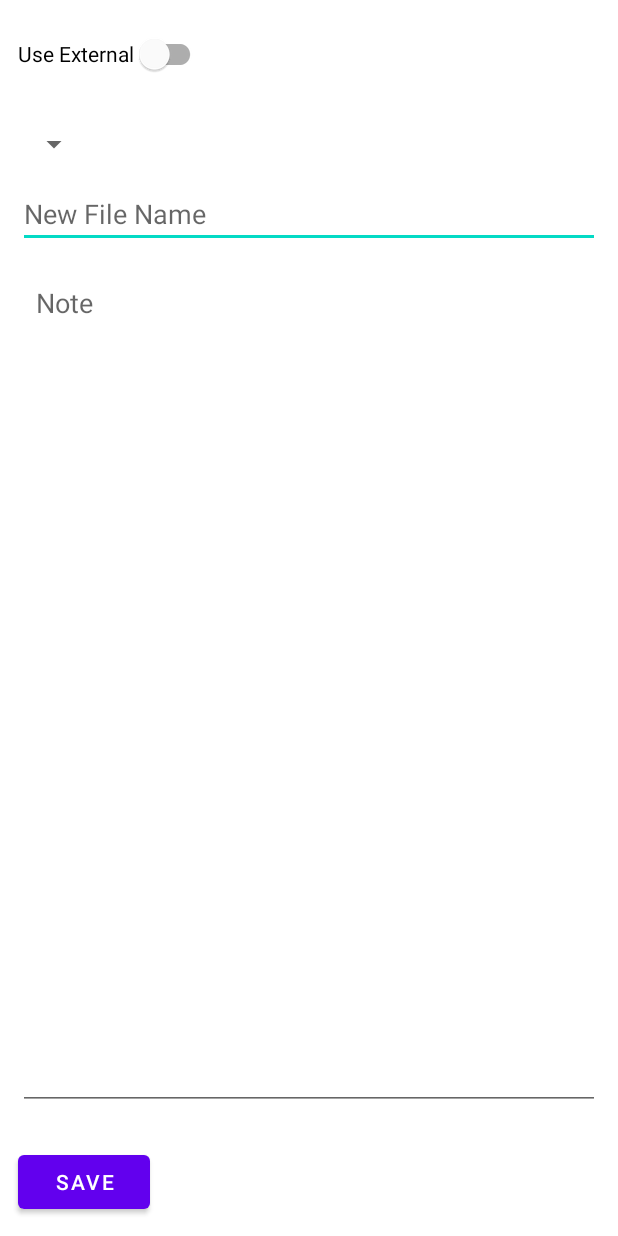
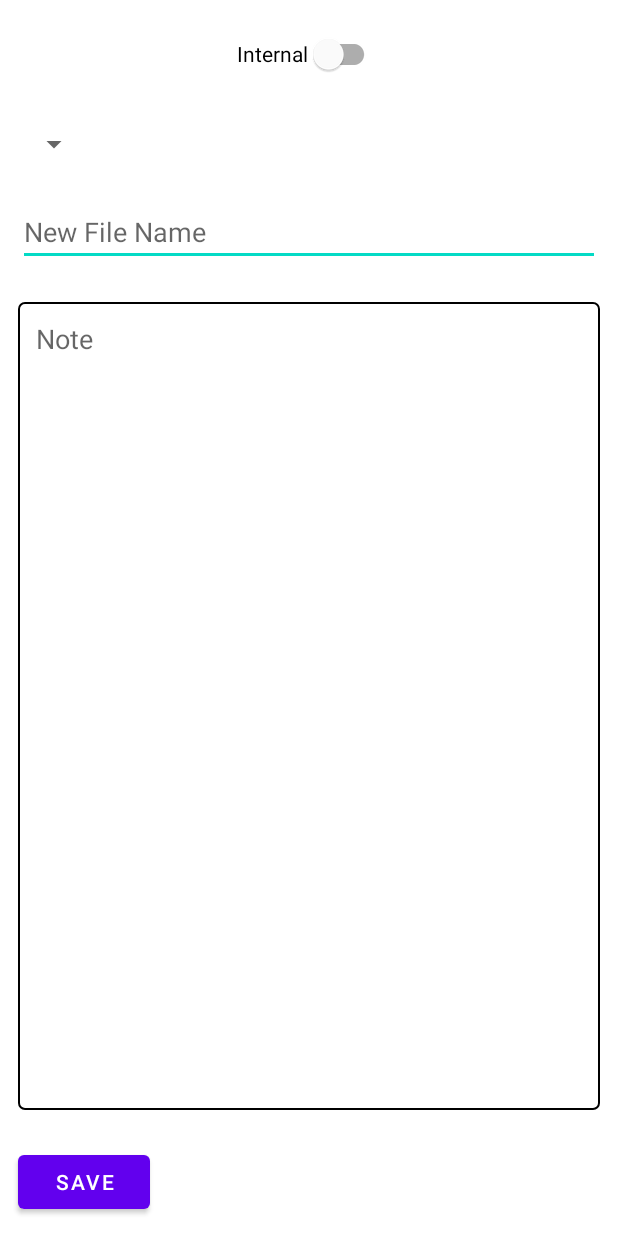
Before and after one commit to herlianzhang/tittle-tattle, an Android app: the layout fragment_internal_external.xml on its own in the app's theme, with its tools: preview values and no code run, on a phone screen of 412 x 824 dp. Run offline under Robolectric (Android 15) with nearby library versions, the phone set to English and light mode, and no system bars.

Commit message:
pertemuan 9

```diff
--- /dev/null
+++ b/app/src/main/res/drawable/background_outline.xml
@@ -0,0 +1,19 @@
+<?xml version="1.0" encoding="utf-8"?>
+<ripple xmlns:android="http://schemas.android.com/apk/res/android"
+    android:color="@color/black">
+    <item android:id="@android:id/mask">
+        <shape xmlns:android="http://schemas.android.com/apk/res/android"
+            android:shape="rectangle">
+            <corners android:radius="4dp" />
+            <solid android:color="@color/black"/>
+            <stroke android:width="1dp" android:color="@color/black" />
+        </shape>
+    </item>
+    <item android:id="@android:id/background">
+        <shape xmlns:android="http://schemas.android.com/apk/res/android"
+            android:shape="rectangle">
+            <corners android:radius="4dp" />
+            <stroke android:width="1dp" android:color="@color/black" />
+        </shape>
+    </item>
+</ripple>
--- a/app/src/main/res/layout/fragment_internal_external.xml
+++ b/app/src/main/res/layout/fragment_internal_external.xml
@@ -12,7 +12,8 @@
         android:layout_width="wrap_content"
         android:layout_height="wrap_content"
         android:layout_margin="12dp"
-        android:text="Use External"
+        android:layout_gravity="center"
+        android:text="Internal"
         app:layout_constraintStart_toStartOf="parent"
         app:layout_constraintTop_toTopOf="parent" />
 
@@ -29,17 +30,26 @@
         android:layout_width="match_parent"
         android:layout_height="wrap_content"
         android:layout_marginHorizontal="12dp"
+        android:layout_marginVertical="12dp"
         android:hint="New File Name" />
 
-    <EditText
-        android:id="@+id/et_note"
+    <RelativeLayout
         android:layout_width="match_parent"
         android:layout_height="0dp"
+        android:layout_weight="1"
         android:layout_margin="12dp"
-        android:layout_weight="1"
-        android:gravity="top|start"
-        android:hint="Note"
-        android:padding="12dp" />
+        android:background="@drawable/background_outline">
+
+        <EditText
+            android:id="@+id/et_note"
+            android:layout_width="match_parent"
+            android:layout_height="match_parent"
+            android:background="@null"
+            android:gravity="top|start"
+            android:hint="Note"
+            android:padding="12dp" />
+    </RelativeLayout>
+
 
     <Button
         android:id="@+id/button_save"
--- a/app/src/main/res/navigation/nav_graph.xml
+++ b/app/src/main/res/navigation/nav_graph.xml
@@ -3,7 +3,7 @@
     xmlns:app="http://schemas.android.com/apk/res-auto"
     xmlns:tools="http://schemas.android.com/tools"
     android:id="@+id/nav_graph.xml"
-    app:startDestination="@id/homeFragment">
+    app:startDestination="@id/internalExternalFragment">
 
     <fragment
         android:id="@+id/homeFragment"
```
Also changed, not shown: app/src/main/java/com/latihangoding/tittle_tattle/ui/internalexternal/InternalExternalFragment.kt (+84 -70 lines).
